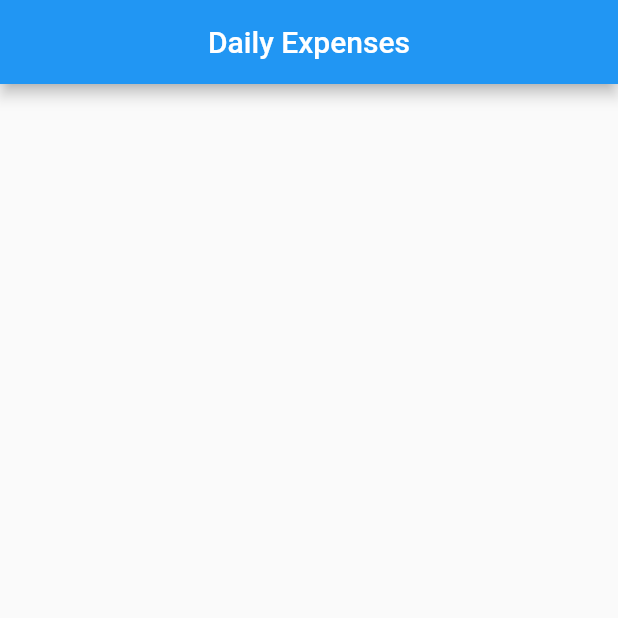
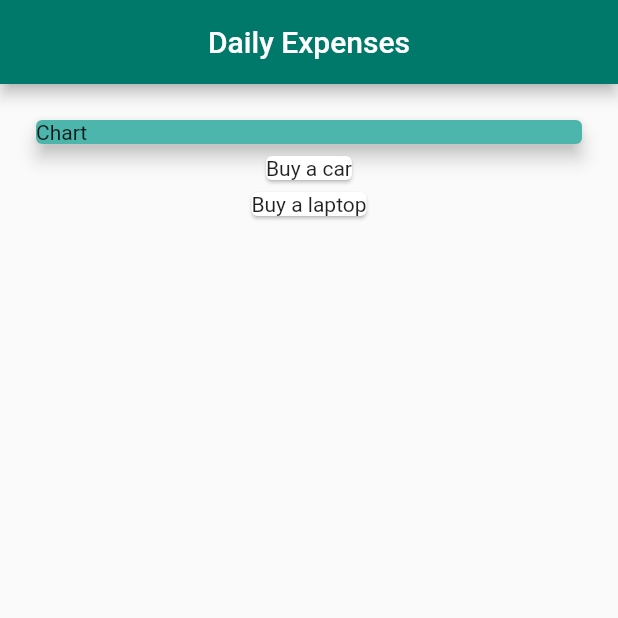
Before and after one commit to Ayesh1998/Flutter-Daily_Expenses_Calculator_App, a Flutter app: the screen it shows after launch, on a phone screen of 412 x 824 dp, the top half of it. Run offline on Flutter 3.47's test engine with Material 2 defaults, Android fonts, the phone set to English and light mode, and no system bars.

Commit message:
Implemented homepage and created two sections

```diff
--- a/lib/main.dart
+++ b/lib/main.dart
@@ -1,3 +1,4 @@
+import 'package:daily_expenses/models/transaction.dart';
 import 'package:flutter/material.dart';
 
 void main() => runApp(MyApp());
@@ -15,14 +16,52 @@ class MyApp extends StatelessWidget {
 }
 
 class HomePage extends StatelessWidget {
-  const HomePage({Key key}) : super(key: key);
-
+  final List<Transaction> transactions = [
+    Transaction(
+      amount: 200.00,
+      date: DateTime.now(),
+      id: 't1',
+      title: 'Buy a car',
+    ),
+    Transaction(
+      amount: 100.00,
+      date: DateTime.now(),
+      id: 't2',
+      title: 'Buy a laptop',
+    ),
+  ];
   @override
   Widget build(BuildContext context) {
     return Scaffold(
       appBar: AppBar(
         title: Text('Daily Expenses'),
         centerTitle: true,
+        backgroundColor: Colors.teal[700],
+      ),
+      body: Padding(
+        padding: const EdgeInsets.fromLTRB(20, 20, 20, 0),
+        child: Column(
+          crossAxisAlignment: CrossAxisAlignment.stretch,
+          children: <Widget>[
+            Container(
+              width: double.infinity,
+              child: Card(
+                color: Colors.teal[300],
+                child: Text(
+                  'Chart',
+                  style: TextStyle(),
+                ),
+                elevation: 5,
+              ),
+            ),
+            Column(
+                children: transactions.map((transaction) {
+              return Card(
+                child: Text(transaction.title),
+              );
+            }).toList()),
+          ],
+        ),
       ),
     );
   }
--- /dev/null
+++ b/lib/models/transaction.dart
@@ -0,0 +1,15 @@
+import 'package:flutter/foundation.dart';
+
+class Transaction {
+  final String id;
+  final String title;
+  final double amount;
+  final DateTime date;
+
+  Transaction({
+    @required this.amount,
+    @required this.date,
+    @required this.id,
+    @required this.title,
+  });
+}
```
